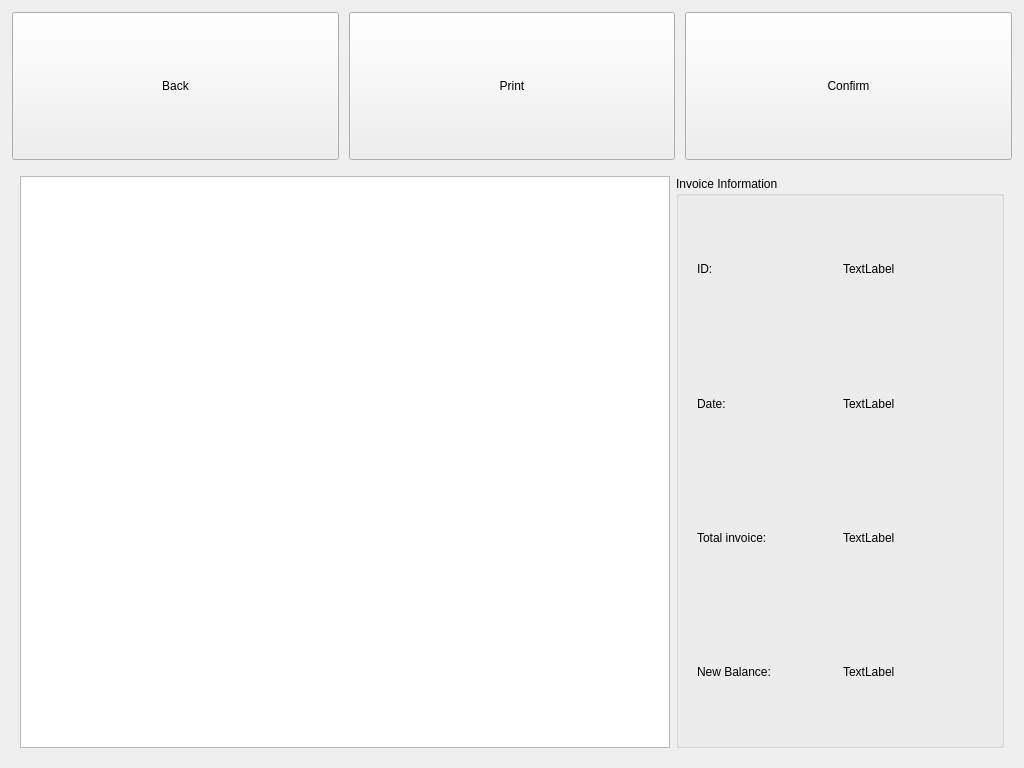
First picture: the form in penyamanager/user/invoicewindow.ui, repository eguzki/penyamanager, before the edit.
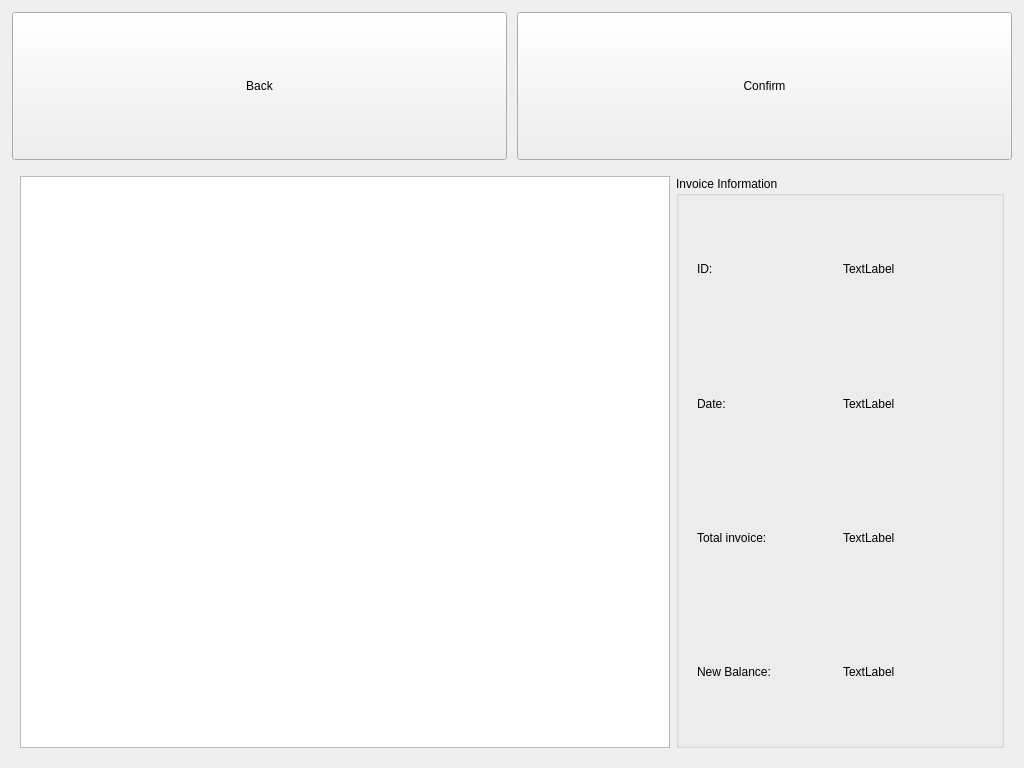
Second picture: the form after the edit.

Diff of the .ui file:
```diff
--- a/penyamanager/user/invoicewindow.ui
+++ b/penyamanager/user/invoicewindow.ui
@@ -69,19 +69,6 @@
         </property>
        </widget>
       </item>
-      <item>
-       <widget class="QPushButton" name="printPushButton">
-        <property name="sizePolicy">
-         <sizepolicy hsizetype="Minimum" vsizetype="Expanding">
-          <horstretch>0</horstretch>
-          <verstretch>0</verstretch>
-         </sizepolicy>
-        </property>
-        <property name="text">
-         <string>Print</string>
-        </property>
-       </widget>
-      </item>
       <item>
        <widget class="QPushButton" name="confirmPushButton">
         <property name="sizePolicy">
```
